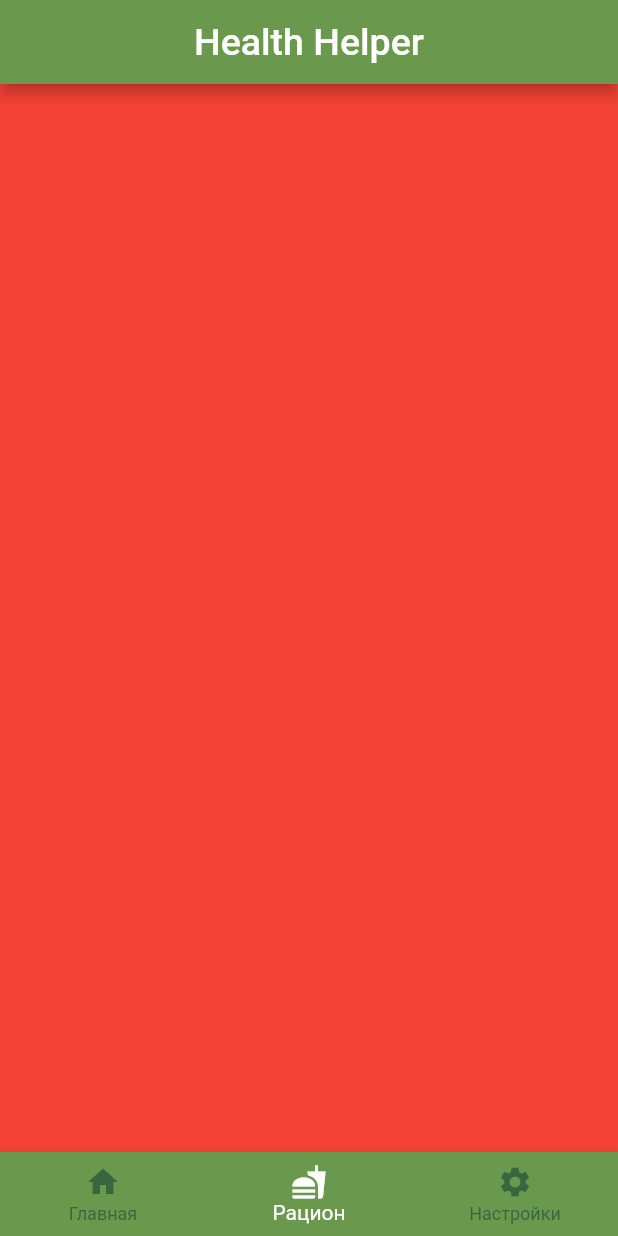
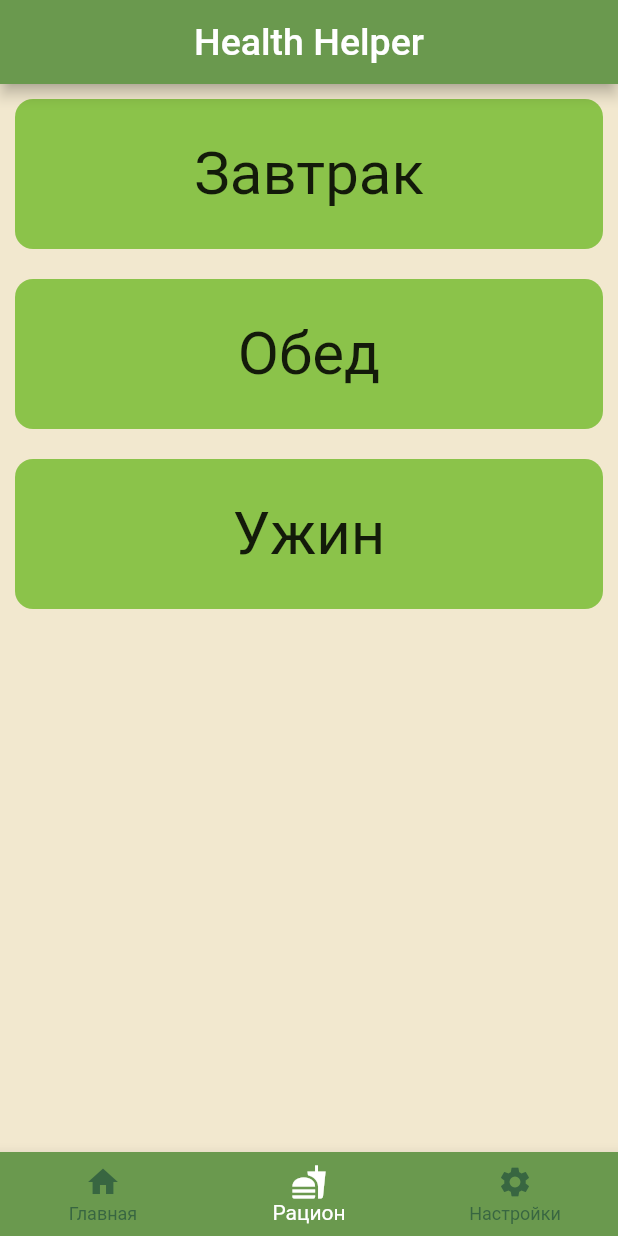
Before and after one commit to MrSolo501/Health-Helper, a Flutter app: the screen it shows after launch, item 2 of the bottom bar chosen, on a phone screen of 412 x 824 dp. Run offline on Flutter 3.47's test engine with Material 2 defaults, Android fonts, the phone set to English and light mode, and no system bars.

Commit message:
добавил в рацион вкладки завтрак обед ужин и

```diff
--- a/lib/pages/eda.dart
+++ b/lib/pages/eda.dart
@@ -1,12 +1,72 @@
 import 'package:flutter/material.dart';
+import 'package:health_helper/pages/breakfast_page.dart';
+import 'breakfast_page.dart';
+import 'lunch_page.dart';
+import 'dinner_page.dart';
+
+final List<String> entries = <String>['Завтрак', 'Обед', 'Ужин'];
+final List<int> colorCodes = <int>[600, 600, 600];
 
 class EdaScreenWidget extends StatelessWidget {
-  const EdaScreenWidget({Key? key}) : super(key: key);
+  const EdaScreenWidget({super.key});
 
   @override
   Widget build(BuildContext context) {
-    return Container(
-      color: Colors.red,
+    return Column(
+      crossAxisAlignment: CrossAxisAlignment.start,
+      children: <Widget>[
+        GestureDetector(
+            onTap: () {
+              Navigator.push(context,
+                  MaterialPageRoute(builder: (context) => breakfastScreen()));
+            },
+            child: Container(
+              margin: const EdgeInsets.all(10.0),
+              height: 100,
+              decoration: BoxDecoration(
+                  borderRadius: BorderRadius.circular(12),
+                  color: Colors.lightGreen),
+              child: Center(
+                  child: Text(
+                'Завтрак',
+                style: TextStyle(fontSize: 40),
+              )),
+            )),
+        GestureDetector(
+            onTap: () {
+              Navigator.push(context,
+                  MaterialPageRoute(builder: (context) => lunchScreen()));
+            },
+            child: Container(
+          margin: const EdgeInsets.all(10.0),
+          height: 100,
+          decoration: BoxDecoration(
+              borderRadius: BorderRadius.circular(12),
+              color: Colors.lightGreen),
+          child: Center(
+              child: Text(
+            'Обед',
+            style: TextStyle(fontSize: 40),
+          )),
+        )),
+        GestureDetector(
+            onTap: () {
+              Navigator.push(context,
+                  MaterialPageRoute(builder: (context) => dinnerScreen()));
+            },
+            child: Container(
+          margin: const EdgeInsets.all(10.0),
+          height: 100,
+          decoration: BoxDecoration(
+              borderRadius: BorderRadius.circular(12),
+              color: Colors.lightGreen),
+          child: Center(
+              child: Text(
+            'Ужин',
+            style: TextStyle(fontSize: 40),
+          )),
+        )),
+      ],
     );
   }
 }
--- a/lib/pages/main.dart
+++ b/lib/pages/main.dart
@@ -1,4 +1,5 @@
 import 'package:flutter/material.dart';
+import 'package:flutter/services.dart';
 import 'home_page.dart';
 
 void main() {
@@ -6,8 +7,10 @@ void main() {
 }
 
 class MyApp extends StatelessWidget {
+
   @override
   Widget build(BuildContext context) {
+    SystemChrome.setSystemUIOverlayStyle(SystemUiOverlayStyle(statusBarColor: Colors.transparent));
     return MaterialApp(
       title: 'Health Helper',
       theme: ThemeData(
```
Also changed, not shown: lib/pages/breakfast_page.dart (added, +12 -0 lines), lib/pages/dinner_page.dart (added, +12 -0 lines), lib/pages/lunch_page.dart (added, +12 -0 lines).
